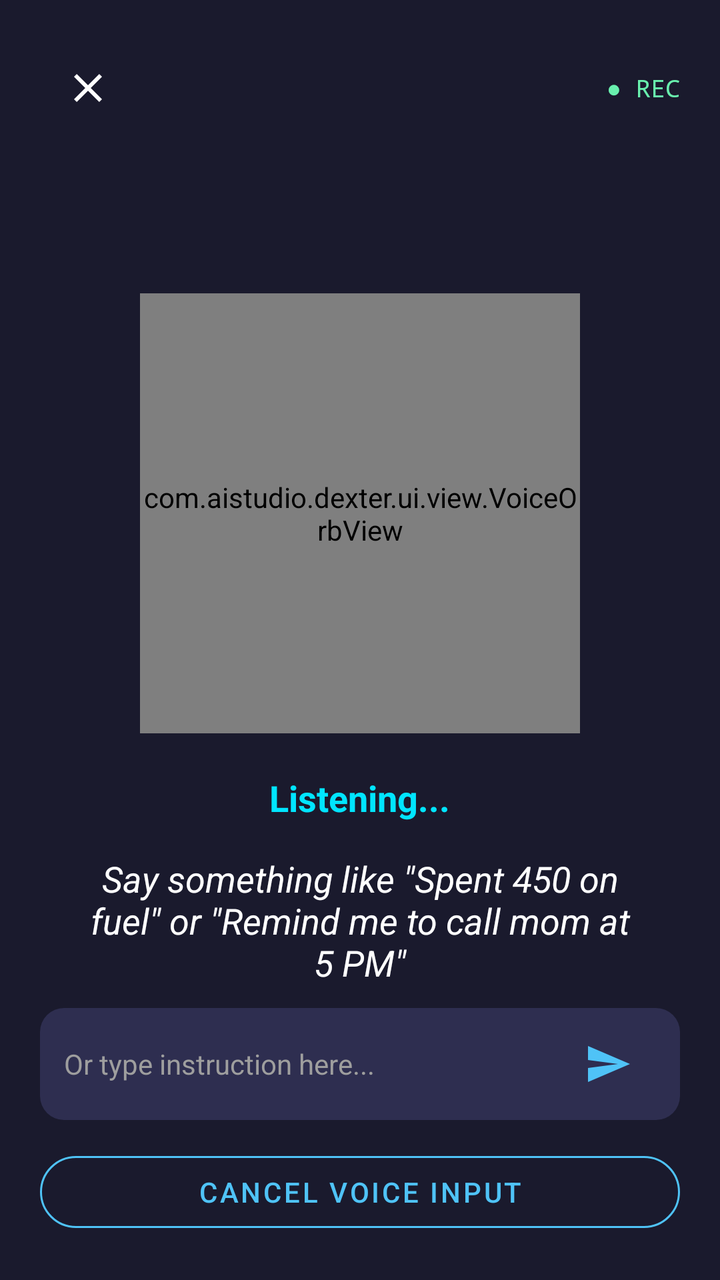
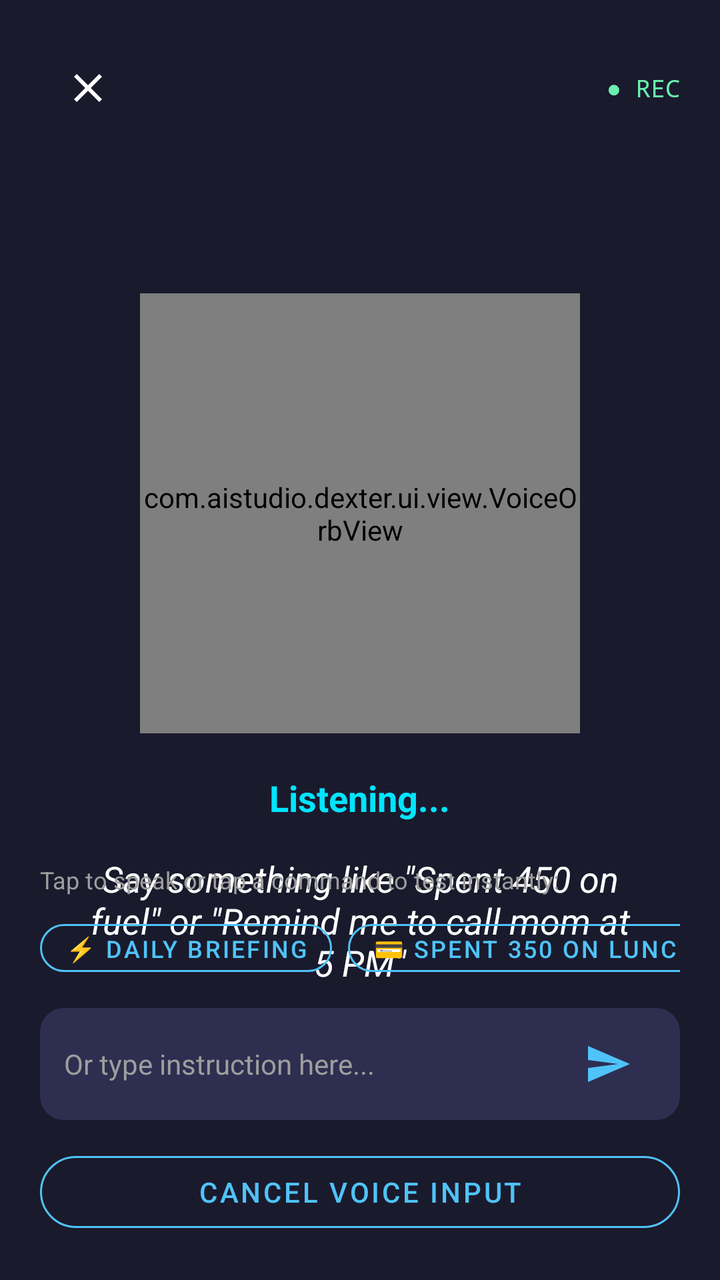

The first picture is an Android layout as it rendered before a commit; the second is the same layout after the commit. The layout source and the unified diff follow.
<!-- AndroidManifest.xml: application theme Theme.Dexter -->
<!-- res/layout/dialog_voice_interaction.xml -->
<?xml version="1.0" encoding="utf-8"?>
<RelativeLayout xmlns:android="http://schemas.android.com/apk/res/android"
    xmlns:app="http://schemas.android.com/apk/res-auto"
    android:layout_width="match_parent"
    android:layout_height="match_parent"
    android:background="@color/dexter_modal_scrim"
    android:padding="20dp">

    
    <LinearLayout
        android:id="@+id/topBar"
        android:layout_width="match_parent"
        android:layout_height="wrap_content"
        android:layout_alignParentTop="true"
        android:gravity="center_vertical"
        android:orientation="horizontal">

        <ImageButton
            android:id="@+id/btnClose"
            android:layout_width="48dp"
            android:layout_height="48dp"
            android:background="?attr/selectableItemBackgroundBorderless"
            android:contentDescription="Close voice dialog"
            app:srcCompat="@drawable/ic_close"
            app:tint="@color/dexter_on_background" />

        <View
            android:layout_width="0dp"
            android:layout_height="1dp"
            android:layout_weight="1" />

        <TextView
            android:id="@+id/audioIndicator"
            android:layout_width="wrap_content"
            android:layout_height="wrap_content"
            android:fontFamily="monospace"
            android:text="● REC"
            android:textColor="@color/status_live"
            android:textSize="12sp" />
    </LinearLayout>

    
    <LinearLayout
        android:id="@+id/centerContainer"
        android:layout_width="match_parent"
        android:layout_height="wrap_content"
        android:layout_centerInParent="true"
        android:gravity="center"
        android:orientation="vertical">

        
        <com.aistudio.dexter.ui.view.VoiceOrbView
            android:id="@+id/dialogVoiceOrb"
            android:layout_width="220dp"
            android:layout_height="220dp" />

        
        <TextView
            android:id="@+id/stateLabel"
            android:layout_width="wrap_content"
            android:layout_height="wrap_content"
            android:layout_marginTop="20dp"
            android:text="Listening..."
            android:textColor="@color/dexter_primary_glow"
            android:textSize="18sp"
            android:textStyle="bold" />

        
        <TextView
            android:id="@+id/transcriptText"
            android:layout_width="match_parent"
            android:layout_height="wrap_content"
            android:layout_marginLeft="24dp"
            android:layout_marginRight="24dp"
            android:layout_marginTop="16dp"
            android:gravity="center"
            android:minHeight="48dp"
            android:text="Say something like &quot;Spent 450 on fuel&quot; or &quot;Remind me to call mom at 5 PM&quot;"
            android:textColor="@color/dexter_on_background"
            android:textSize="18sp"
            android:textStyle="italic" />

        
        <TextView
            android:id="@+id/responseText"
            android:layout_width="match_parent"
            android:layout_height="wrap_content"
            android:layout_marginLeft="24dp"
            android:layout_marginRight="24dp"
            android:layout_marginTop="12dp"
            android:gravity="center"
            android:textColor="@color/dexter_success"
            android:textSize="15sp"
            android:visibility="gone" />

        
        <LinearLayout
            android:id="@+id/confirmationCard"
            android:layout_width="match_parent"
            android:layout_height="wrap_content"
            android:layout_marginLeft="16dp"
            android:layout_marginRight="16dp"
            android:layout_marginTop="24dp"
            android:background="@drawable/bg_card"
            android:orientation="vertical"
            android:padding="16dp"
            android:visibility="gone">

            <TextView
                android:id="@+id/confirmationPromptText"
                android:layout_width="match_parent"
                android:layout_height="wrap_content"
                android:gravity="center"
                android:text="Are you sure you want to perform this action?"
                android:textColor="@color/dexter_on_background"
                android:textSize="16sp"
                android:textStyle="bold" />

            <LinearLayout
                android:layout_width="match_parent"
                android:layout_height="wrap_content"
                android:layout_marginTop="16dp"
                android:orientation="horizontal">

                <Button
                    android:id="@+id/btnCancelConfirm"
                    style="@style/DexterButton.Cancel"
                    android:layout_width="0dp"
                    android:layout_height="48dp"
                    android:layout_weight="1"
                    android:text="Cancel" />

                <Button
                    android:id="@+id/btnAcceptConfirm"
                    style="@style/DexterButton.Primary"
                    android:layout_width="0dp"
                    android:layout_height="48dp"
                    android:layout_marginStart="8dp"
                    android:layout_weight="1"
                    android:text="Confirm" />
            </LinearLayout>
        </LinearLayout>

    </LinearLayout>

    
    <LinearLayout
        android:id="@+id/bottomContainer"
        android:layout_width="match_parent"
        android:layout_height="wrap_content"
        android:layout_alignParentBottom="true"
        android:orientation="vertical">

        <LinearLayout
            android:layout_width="match_parent"
            android:layout_height="wrap_content"
            android:background="@drawable/bg_surface_rounded"
            android:gravity="center_vertical"
            android:orientation="horizontal"
            android:paddingLeft="12dp"
            android:paddingRight="12dp"
            android:paddingTop="4dp"
            android:paddingBottom="4dp">

            <EditText
                android:id="@+id/inputFallbackText"
                android:layout_width="0dp"
                android:layout_height="48dp"
                android:layout_weight="1"
                android:background="@null"
                android:hint="Or type instruction here..."
                android:imeOptions="actionSend"
                android:inputType="text"
                android:textColor="@color/dexter_on_background"
                android:textColorHint="@color/dexter_on_surface_variant"
                android:textSize="14sp" />

            <ImageButton
                android:id="@+id/btnSendText"
                android:layout_width="48dp"
                android:layout_height="48dp"
                android:background="?attr/selectableItemBackgroundBorderless"
                android:contentDescription="Send text command"
                app:srcCompat="@drawable/ic_send"
                app:tint="@color/dexter_primary" />
        </LinearLayout>

        <Button
            android:id="@+id/btnCancelModal"
            style="@style/DexterButton.Outlined"
            android:layout_width="match_parent"
            android:layout_height="48dp"
            android:layout_marginTop="12dp"
            android:text="Cancel Voice Input" />
    </LinearLayout>

</RelativeLayout>
<!-- resources referenced by this layout -->
<resources>
  <color name="dexter_modal_scrim">#E61A1A2E</color>
  <color name="dexter_on_background">#FFFFFF</color>
  <color name="dexter_on_surface_variant">#9E9E9E</color>
  <color name="dexter_primary">#4FC3F7</color>
  <color name="dexter_primary_glow">#00E5FF</color>
  <color name="dexter_success">#69F0AE</color>
  <color name="status_live">#69F0AE</color>
  <!-- drawable bg_card (drawable) -->
  <?xml version="1.0" encoding="utf-8"?>
  <shape xmlns:android="http://schemas.android.com/apk/res/android"
      android:shape="rectangle">
      <solid android:color="@color/dexter_surface" />
      <corners android:radius="16dp" />
      <stroke
          android:width="1dp"
          android:color="@color/dexter_card_stroke" />
  </shape>
  <!-- drawable bg_surface_rounded (drawable) -->
  <?xml version="1.0" encoding="utf-8"?>
  <shape xmlns:android="http://schemas.android.com/apk/res/android"
      android:shape="rectangle">
      <solid android:color="@color/dexter_surface_variant" />
      <corners android:radius="12dp" />
  </shape>
  <!-- drawable ic_close (drawable) -->
  <vector xmlns:android="http://schemas.android.com/apk/res/android"
      android:width="24dp"
      android:height="24dp"
      android:viewportWidth="24"
      android:viewportHeight="24">
      <path
          android:fillColor="#FFFFFFFF"
          android:pathData="M19,6.41L17.59,5 12,10.59 6.41,5 5,6.41 10.59,12 5,17.59 6.41,19 12,13.41 17.59,19 19,17.59 13.41,12z"/>
  </vector>
  <!-- drawable ic_send (drawable) -->
  <vector xmlns:android="http://schemas.android.com/apk/res/android"
      android:width="24dp"
      android:height="24dp"
      android:viewportWidth="24"
      android:viewportHeight="24">
    <path
        android:fillColor="#FFFFFFFF"
        android:pathData="M2.01,21L23,12 2.01,3 2,10l15,2 -15,2z"/>
  </vector>
  <style name="DexterButton.Cancel" parent="Widget.MaterialComponents.Button.TextButton">
          <item name="android:textColor">@color/dexter_on_surface_variant</item>
      </style>
  <style name="DexterButton.Outlined" parent="Widget.MaterialComponents.Button.OutlinedButton">
          <item name="strokeColor">@color/dexter_primary</item>
          <item name="android:textColor">@color/dexter_primary</item>
          <item name="cornerRadius">24dp</item>
      </style>
  <style name="DexterButton.Primary" parent="Widget.MaterialComponents.Button">
          <item name="backgroundTint">@color/dexter_primary</item>
          <item name="android:textColor">@color/dexter_on_primary</item>
          <item name="cornerRadius">24dp</item>
      </style>
  <style name="Theme.Dexter" parent="Theme.MaterialComponents.DayNight.NoActionBar">
          <item name="colorPrimary">@color/dexter_primary</item>
          <item name="colorSecondary">@color/dexter_primary_glow</item>
          <item name="android:statusBarColor">@color/dexter_background</item>
          <item name="android:navigationBarColor">@color/dexter_background</item>
          <item name="android:windowBackground">@color/dexter_background</item>
          <item name="colorSurface">@color/dexter_surface</item>
          <item name="colorOnSurface">@color/dexter_on_surface</item>
          <item name="colorOnBackground">@color/dexter_on_background</item>
      </style>
  <color name="dexter_surface">#252540</color>
  <color name="dexter_card_stroke">#334FC3F7</color>
  <color name="dexter_surface_variant">#2E2E50</color>
  <color name="dexter_on_primary">#000000</color>
  <color name="dexter_background">#1A1A2E</color>
  <color name="dexter_on_surface">#E0E0E0</color>
</resources>

<!-- the commit's change to res/layout/dialog_voice_interaction.xml (unified diff, before → after) -->
@@ -150,6 +150,107 @@
         android:layout_height="wrap_content"
         android:layout_alignParentBottom="true"
         android:orientation="vertical">
+
+        
+        <TextView
+            android:id="@+id/chipsLabel"
+            android:layout_width="match_parent"
+            android:layout_height="wrap_content"
+            android:layout_marginBottom="8dp"
+            android:text="Tap to speak or tap a command to test instantly:"
+            android:textColor="@color/dexter_on_surface_variant"
+            android:textSize="12sp" />
+
+        <HorizontalScrollView
+            android:id="@+id/chipsScrollView"
+            android:layout_width="match_parent"
+            android:layout_height="wrap_content"
+            android:layout_marginBottom="12dp"
+            android:scrollbars="none">
+
+            <LinearLayout
+                android:layout_width="wrap_content"
+                android:layout_height="wrap_content"
+                android:orientation="horizontal">
+
+                <Button
+                    android:id="@+id/chipDailyBriefing"
+                    style="@style/DexterButton.Outlined"
+                    android:layout_width="wrap_content"
+                    android:layout_height="36dp"
+                    android:layout_marginEnd="8dp"
+                    android:paddingLeft="12dp"
+                    android:paddingRight="12dp"
+                    android:text="⚡ Daily Briefing"
+                    android:textSize="12sp" />
+
+                <Button
+                    android:id="@+id/chipExpense"
+                    style="@style/DexterButton.Outlined"
+                    android:layout_width="wrap_content"
+                    android:layout_height="36dp"
+                    android:layout_marginEnd="8dp"
+                    android:paddingLeft="12dp"
+                    android:paddingRight="12dp"
+                    android:text="💳 Spent 350 on lunch"
+                    android:textSize="12sp" />
+
+                <Button
+                    android:id="@+id/chipTask"
+                    style="@style/DexterButton.Outlined"
+                    android:layout_width="wrap_content"
+                    android:layout_height="36dp"
+                    android:layout_marginEnd="8dp"
+                    android:paddingLeft="12dp"
+                    android:paddingRight="12dp"
+                    android:text="📋 Create task Review architecture"
+                    android:textSize="12sp" />
+
+                <Button
+                    android:id="@+id/chipReminder"
+                    style="@style/DexterButton.Outlined"
+                    android:layout_width="wrap_content"
+                    android:layout_height="36dp"
+                    android:layout_marginEnd="8dp"
+                    android:paddingLeft="12dp"
+                    android:paddingRight="12dp"
+                    android:text="⏰ Remind me at 5 PM to call team"
+                    android:textSize="12sp" />
+
+                <Button
+                    android:id="@+id/chipDiary"
+                    style="@style/DexterButton.Outlined"
+                    android:layout_width="wrap_content"
+                    android:layout_height="36dp"
+                    android:layout_marginEnd="8dp"
+                    android:paddingLeft="12dp"
+                    android:paddingRight="12dp"
+                    android:text="📖 Note: Deep work day"
+                    android:textSize="12sp" />
+
+                <Button
+                    android:id="@+id/chipSummary"
+                    style="@style/DexterButton.Outlined"
+                    android:layout_width="wrap_content"
+                    android:layout_height="36dp"
+                    android:layout_marginEnd="8dp"
+                    android:paddingLeft="12dp"
+                    android:paddingRight="12dp"
+                    android:text="💰 Summarize expenses"
+                    android:textSize="12sp" />
+
+                <Button
+                    android:id="@+id/chipShowTasks"
+                    style="@style/DexterButton.Outlined"
+                    android:layout_width="wrap_content"
+                    android:layout_height="36dp"
+                    android:paddingLeft="12dp"
+                    android:paddingRight="12dp"
+                    android:text="📋 Pending tasks"
+                    android:textSize="12sp" />
+
+            </LinearLayout>
+        </HorizontalScrollView>
 
         <LinearLayout
             android:layout_width="match_parent"
